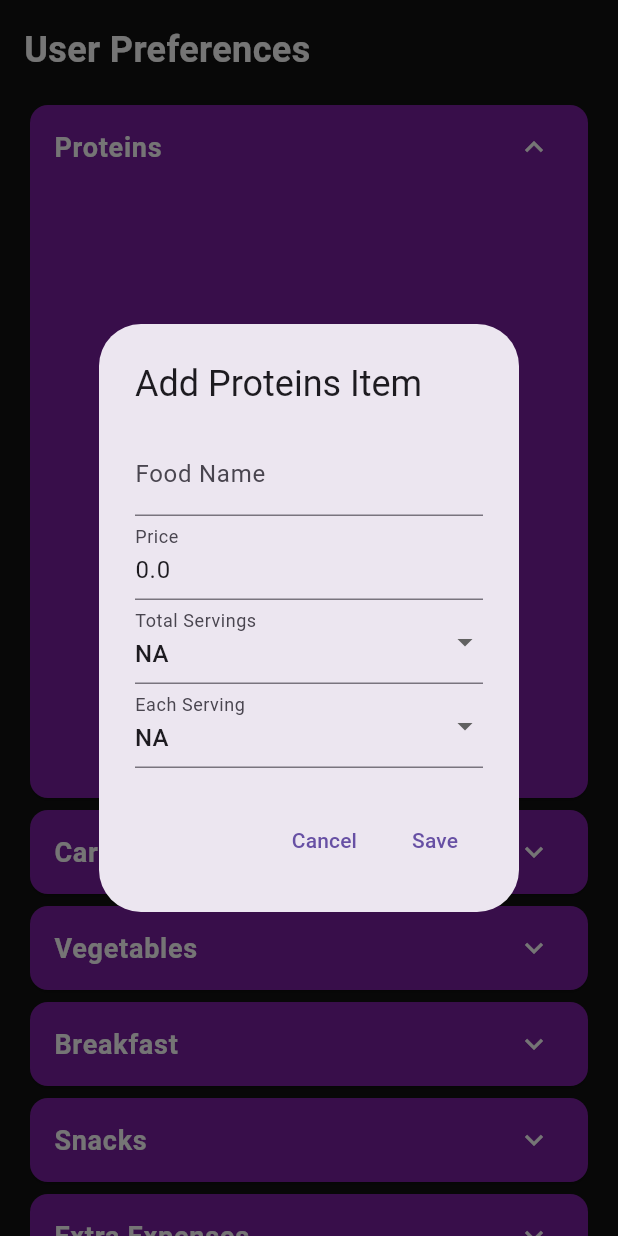
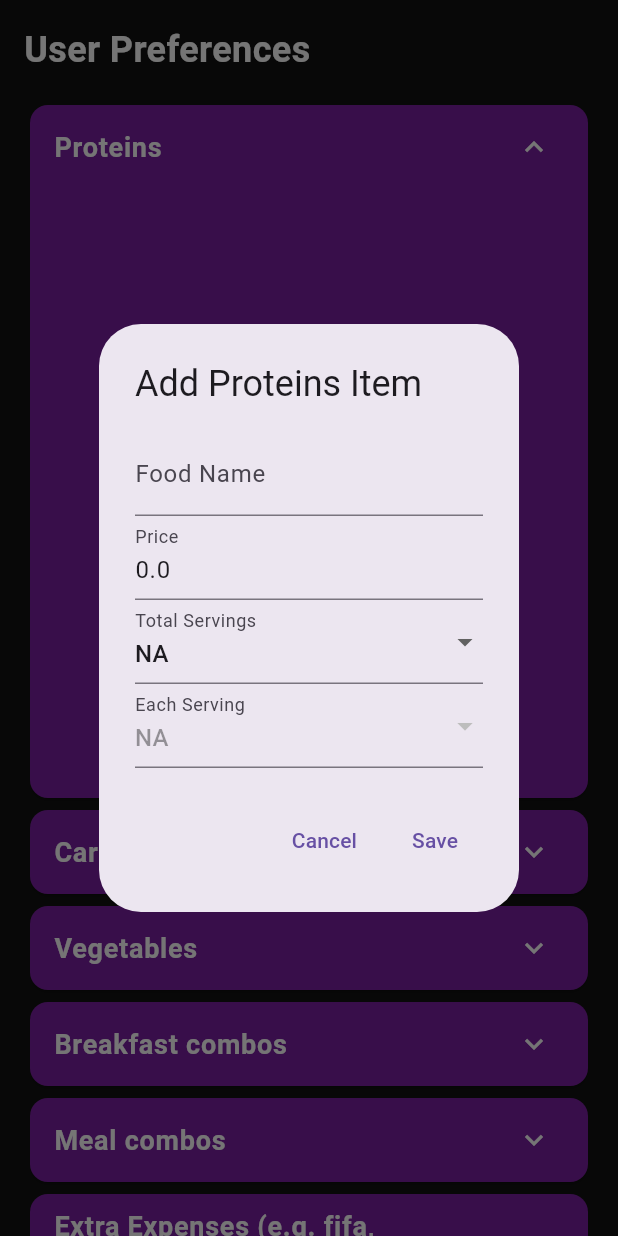
Before and after one commit to MarkVivian/expense_tracker, a Flutter app: the UserPreferencesPage widget shown alone on an empty page, opened directly, after a tap on "Proteins", after a tap on the "add" icon, on a phone screen of 412 x 824 dp. Run offline on Flutter 3.47's test engine with Material 3 defaults, Android fonts, the phone set to English and light mode, and no system bars; our stand-ins replace permission_handler; missing offline and left inert: universal_html.

Commit message:
need to change the how the user preference page dialog box looks for different categories and also make the logic in ai_functionality.dart to use data to give the correct food order.

```diff
--- a/student_expense_manager/lib/screens/user_preferences_page.dart
+++ b/student_expense_manager/lib/screens/user_preferences_page.dart
@@ -112,7 +112,7 @@ class _UserPreferencesPageState extends State<UserPreferencesPage> {
     final List<Widget> widgets = [];
 
     widgets.add(
-      Container(
+      SizedBox(
         height: 300, // Fixed height for the scrollable area
         child: items.isEmpty
             ? Center(child: Text('No items added yet', style: Preferences.bodyStyle))
@@ -184,7 +184,7 @@ class _UserPreferencesPageState extends State<UserPreferencesPage> {
                           ),
                           TextSpan(
                             text: item['foodName'] as String,
-                            style: Preferences.majorTextStyle.copyWith(color: Colors.white, fontWeight: FontWeight.normal),
+                            style: Preferences.majorTextStyle.copyWith(color: Colors.white),
                           ),
                         ],
                       ),
@@ -194,7 +194,7 @@ class _UserPreferencesPageState extends State<UserPreferencesPage> {
               ),
               SizedBox(height: 8),
               Text(
-                'Price: \$${item['price']}',
+                'Price: ${item['price']} Ksh',
                 style: Preferences.bodyStyle.copyWith(color: Colors.white),
               ),
               Text(
@@ -212,31 +212,16 @@ class _UserPreferencesPageState extends State<UserPreferencesPage> {
     );
   }
 
-  List<Widget> _buildBreakfastSubcategories() {
-    return [
-      _buildSubcategory('Drink'),
-      _buildSubcategory('Carb'),
-    ];
-  }
-
-  Widget _buildSubcategory(String subcategory) {
-    return ExpansionTile(
-      title: Text(subcategory, style: Preferences.bodyStyle),
-      children: [
-        ..._buildCategoryItems('Breakfast - $subcategory'),
-      ],
-    );
-  }
 
   Widget _buildAddButton(String category) {
     return ElevatedButton(
-      child: const Icon(Icons.add),
       onPressed: () => _showAddItemDialog(category),
       style: ElevatedButton.styleFrom(
         backgroundColor: Preferences.accentColor,
         shape: const CircleBorder(),
         padding: const EdgeInsets.all(20),
       ),
+      child: const Icon(Icons.add),
     );
   }
 
@@ -269,6 +254,23 @@ class _UserPreferencesPageState extends State<UserPreferencesPage> {
                   child: Column(
                     mainAxisSize: MainAxisSize.min,
                     children: [
+                      /*
+                      * i would like to modify the user_preference_page.dart
+mostly where the dialog box (AlertDialog) that pos up when adding /editing an items .. i need a different dialog box to open for every tab
+{
+      'proteins': {},
+      'carbohydrates': {},
+      'vegetables': {},
+      'breakfast combos': {},
+      'meal combos': {},
+      'extra expenses': {},
+    };
+lets use this i want it to remain for proteins, carbs and vegetables but for breakfast combos to appear another dialog box opens which is similar to  meal combos  and a different one for extra expenses
+
+this is what i want
+1. breakfast combos and meal combos
+let the dialog box be
+                      */
                       TextFormField(
                         initialValue: foodName,
                         decoration: const InputDecoration(labelText: 'Food Name'),
@@ -294,7 +296,7 @@ class _UserPreferencesPageState extends State<UserPreferencesPage> {
                         onChanged: (value) {
                           setState(() {
                             totalServings = value!;
-                            if (totalServings == 'Unknown' || totalServings == 'All') {
+                            if (totalServings == 'NA' || totalServings == 'All') {
                               eachServings = totalServings;
                             }
                           });
@@ -303,7 +305,7 @@ class _UserPreferencesPageState extends State<UserPreferencesPage> {
                       DropdownButtonFormField<String>(
                         decoration: const InputDecoration(labelText: 'Each Serving'),
                         value: eachServings,
-                        items: totalServings == 'Unknown' || totalServings == 'All'
+                        items: totalServings == 'NA' || totalServings == 'All'
                             ? [DropdownMenuItem<String>(value: totalServings, child: Text(totalServings))]
                             : Preferences.servingOptions.map((String value) {
                           return DropdownMenuItem<String>(
@@ -311,7 +313,7 @@ class _UserPreferencesPageState extends State<UserPreferencesPage> {
                             child: Text(value),
                           );
                         }).toList(),
-                        onChanged: totalServings == 'Unknown' || totalServings == 'All'
+                        onChanged: totalServings == 'NA' || totalServings == 'All'
                             ? null
                             : (value) => setState(() => eachServings = value!),
                       ),
--- a/student_expense_manager/lib/utils/preferences.dart
+++ b/student_expense_manager/lib/utils/preferences.dart
@@ -56,9 +56,9 @@ class Preferences {
     'Proteins',
     'Carbohydrates',
     'Vegetables',
-    'Breakfast',
-    'Snacks',
-    'Extra Expenses'
+    'Breakfast combos',
+    'Meal combos',
+    'Extra Expenses (e.g. fifa, drinking)'
   ];
 
   static const List<String> servingOptions = [
--- a/student_expense_manager/lib/utils/storage_util.dart
+++ b/student_expense_manager/lib/utils/storage_util.dart
@@ -37,11 +37,31 @@ class StorageUtil {
       'proteins': {},
       'carbohydrates': {},
       'vegetables': {},
-      'breakfast': {},
-      'snacks': {},
+      'breakfast combos': {},
+      'meal combos': {},
       'extra expenses': {},
     };
   }
+
+  // 'proteins': {
+  // {"foodName": "Beans", "price": "60.0", "totalServings": "All", "eachServings": "All"},
+  // {"foodName": "peas", "price": "60.0", "totalServings": "All", "eachServings": "All"},
+  // {"foodName": "meat", "price": "200.0", "totalServings": "All", "eachServings": "All"},
+  // {"foodName": "eggs", "price": "30.0", "totalServings": "All", "eachServings": "All"},
+  // {"foodName": "sossi", "price": "90.0", "totalServings": "All", "eachServings": "All"}
+  // },
+  // 'carbohydrates': {
+  // {"foodName": "rice" , "price": "120.0", "totalServings": 3, "eachServings": "1 1/2"},
+  // {"foodName": "ugali", "price": "100.0", "totalServings": 1, "eachServings": "1/2"},
+  // {"foodName": "chapati", "price": "40.0", "totalServings": "All", "eachServings": "All"}
+  // },
+  // 'vegetables': {
+  // {"foodName": "cabbage", "price": "20.0", "totalServings": "All", "eachServings": "All"},
+  // {"foodName": "spinach", "price": "20.0", "totalServings": "All", "eachServings": "All"}
+  // },
+  // 'breakfast combos': {},
+  // 'meal combos': {},
+  // 'extra expenses': {},
 
   /// Request storage permission for Android devices
   static Future<bool> _requestStoragePermission() async {
```
Also changed, not shown: student_expense_manager/lib/screens/weekly_view_page.dart (+41 -3 lines), student_expense_manager/lib/utils/ai_functionality.dart (+42 -15 lines).
